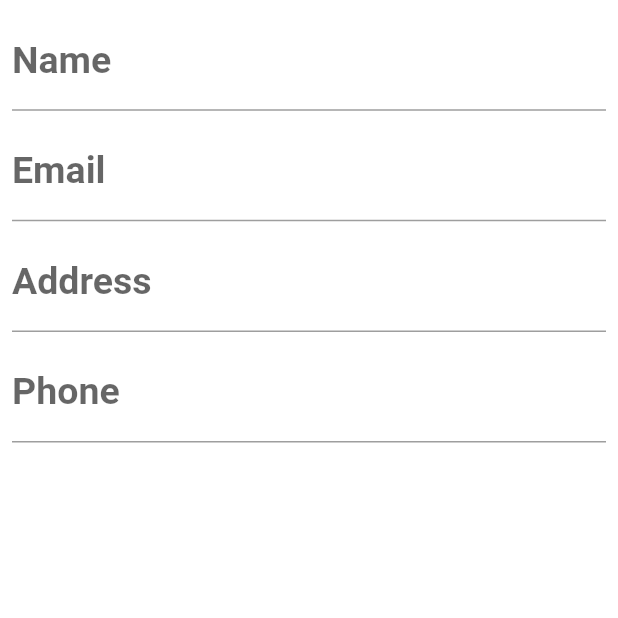
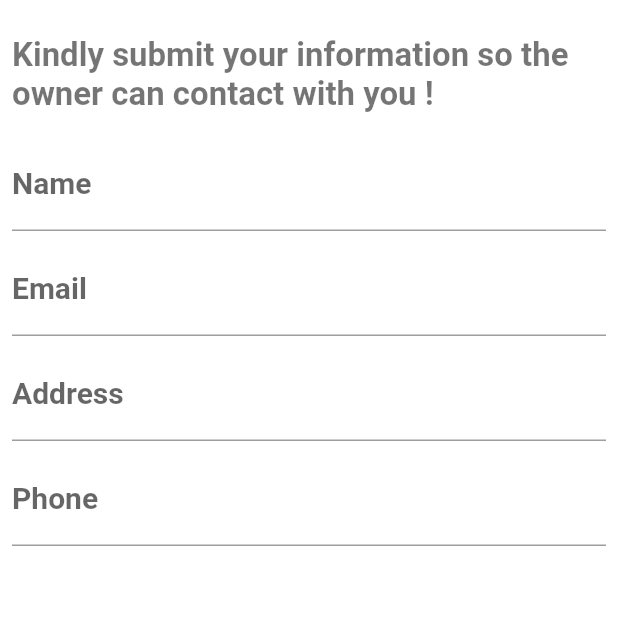
Before and after one commit to iHamza7/Last-year-Project, a Flutter app: the CnicForm screen opened by its route, on a phone screen of 412 x 824 dp, the top half of it. Run offline on Flutter 3.47's test engine with Material 2 defaults, Android fonts, the phone set to English and light mode, and no system bars; our stand-ins replace cloud_firestore, firebase_core, image_picker; missing offline and left inert: pakistan_cnic; accounts and stored records are empty.

Commit message:
lib changed

```diff
--- a/lib/cnic_findupload/cnic_form.dart
+++ b/lib/cnic_findupload/cnic_form.dart
@@ -1,5 +1,6 @@
 import 'package:flutter/material.dart';
 
+import '../size_config.dart';
 import 'text_field.dart';
 
 class CnicForm extends StatefulWidget {
@@ -23,6 +24,20 @@ class _CnicFormState extends State<CnicForm> {
         padding: const EdgeInsets.all(8.0),
         child: Column(
           children: [
+            const SizedBox(
+              height: 16,
+            ),
+            Text(
+              "Kindly submit your information so the owner can contact with you !",
+              style: TextStyle(
+                fontSize: getProportionateScreenWidth(20),
+                fontWeight: FontWeight.bold,
+                color: Colors.black54,
+              ),
+            ),
+            const SizedBox(
+              height: 16,
+            ),
             TextInputField(
               "Name",
               finderName,
--- a/lib/cnic_findupload/text_field.dart
+++ b/lib/cnic_findupload/text_field.dart
@@ -14,7 +14,7 @@ class TextInputField extends StatelessWidget {
         decoration: InputDecoration(
           labelText: labelText,
           labelStyle:
-              const TextStyle(fontWeight: FontWeight.bold, fontSize: 25),
+              const TextStyle(fontWeight: FontWeight.bold, fontSize: 20),
           fillColor: Colors.white,
           focusedBorder: const OutlineInputBorder(
             borderSide: BorderSide(
```
